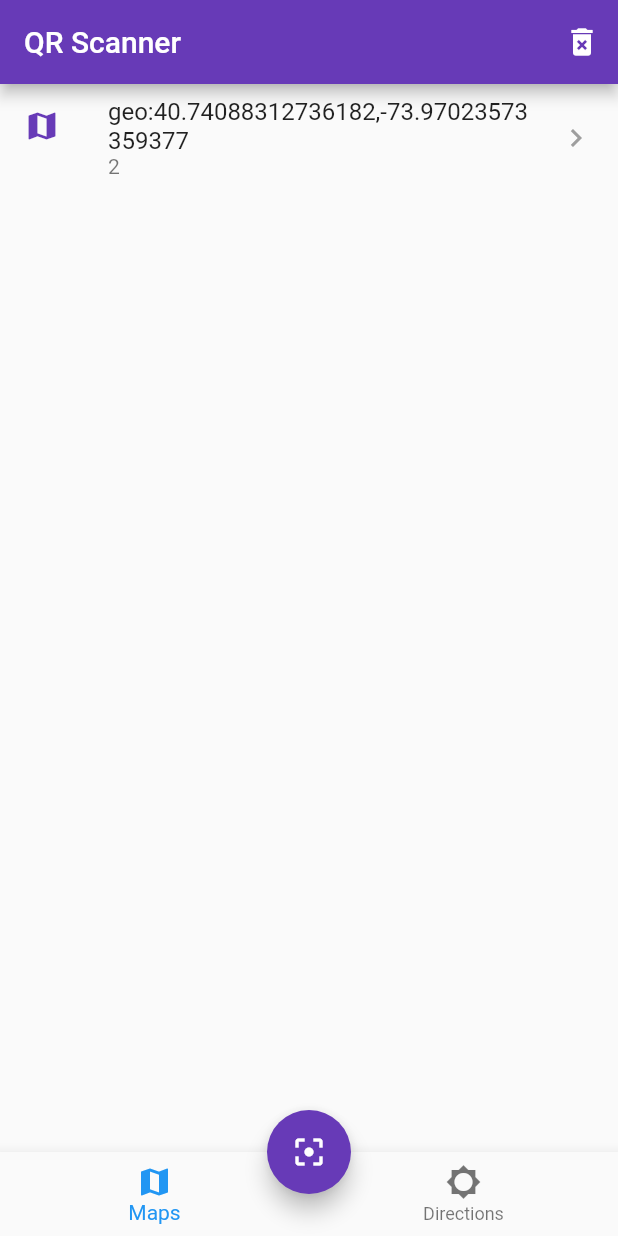
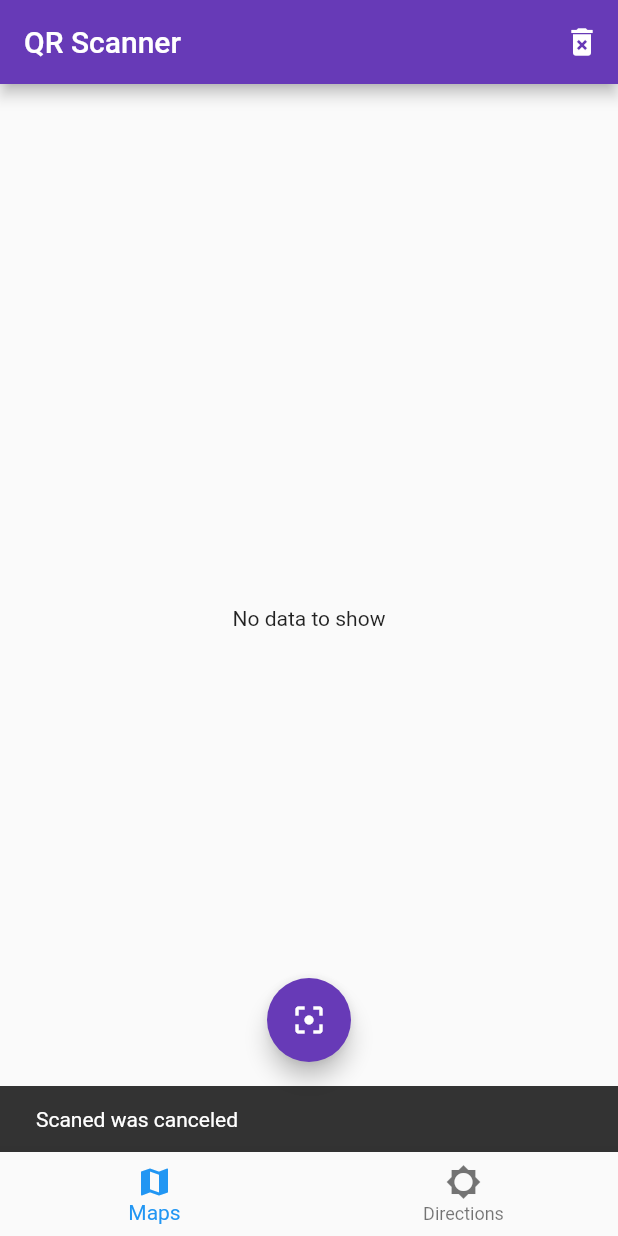
Before and after one commit to CristianRP/qr_reader_app, a Flutter app: the screen it shows after launch, after a tap on the "filter center focus" icon, on a phone screen of 412 x 824 dp. Run offline on Flutter 3.47's test engine with Material 2 defaults, Android fonts, the phone set to English and light mode, and no system bars; our stand-ins replace flutter_map, latlong, sqflite; missing offline and left inert: barcode_scan; accounts and stored records are empty.

Commit message:
20200128 154400

```diff
--- a/lib/src/bloc/scans_bloc.dart
+++ b/lib/src/bloc/scans_bloc.dart
@@ -41,6 +41,11 @@ class ScansBloc with Validator {
     //_scansController.sink.add( [] );
   }
 
+  deleteByType(String type) async {
+    await ScanScript.deleteByType(DBProvider.db.database, type);
+    getScans();
+  }
+
   dispose() {
     _scansController?.close();
   }
--- a/lib/src/data/scripts/scan_script.dart
+++ b/lib/src/data/scripts/scan_script.dart
@@ -61,4 +61,9 @@ class ScanScript {
     final db = await database;
     return await db.delete(ScanModel.TABLE_NAME);
   }
+
+  static Future<int> deleteByType(Future<Database> database, String type) async {
+    final db = await database;
+    return await db.delete(ScanModel.TABLE_NAME, where: '${ScanModel.TYPE} = ?', whereArgs: [type]);
+  }
 }
--- a/lib/src/pages/home_page.dart
+++ b/lib/src/pages/home_page.dart
@@ -1,9 +1,9 @@
 import 'dart:io';
 
+import 'package:barcode_scan/barcode_scan.dart';
 import 'package:flutter/material.dart';
 import 'package:qr_reader_app/src/bloc/scans_bloc.dart';
 import 'package:qr_reader_app/src/data/models/scan_model.dart';
-import 'package:qr_reader_app/src/pages/directions_page.dart';
 import 'package:qr_reader_app/src/pages/maps_page.dart';
 
 import 'package:qr_reader_app/src/providers/db_provider.dart';
@@ -19,18 +19,21 @@ class HomePage extends StatefulWidget {
 class _HomePageState extends State<HomePage> {
 
   final scansBloc = ScansBloc();
+  final _scaffoldKey = GlobalKey<ScaffoldState>();
 
   int currentIndex = 0;
+  String scanType;
 
   @override
   Widget build(BuildContext context) {
     return Scaffold(
+      key: _scaffoldKey,
       appBar: AppBar(
         title: Text('QR Scanner'),
         actions: <Widget>[
           IconButton(
             icon: Icon(Icons.delete_forever),
-            onPressed: scansBloc.deleteAll,
+            onPressed: () => scansBloc.deleteByType(scanType),
           )
         ],
       ),
@@ -50,23 +53,22 @@ class _HomePageState extends State<HomePage> {
     // https://flutter.dev/docs
     // geo:40.74088312736182,-73.97023573359377
 
-    String futureString = 'https://flutter.dev/docs';
+    String futureString;
+    bool hasError;
 
-    //try {
-    //  futureString = await BarcodeScanner.scan();
-    //} catch (e) {
-    //  futureString = e.toString();
-    //}
-    //print('Future String: $futureString');
+    try {
+      futureString = await BarcodeScanner.scan();
+      hasError = false;
+    } catch (e) {
+      futureString = e.toString();
+      hasError = true;
+    }
+    print('Future String: $futureString');
 
-    if (futureString != null) {
+    if (futureString != null && !hasError) {
       final scan = ScanModel(value: futureString);
       //ScanScript.newScan(scan, DBProvider.db.database);
       scansBloc.addScan(scan);
-
-      final scan2 = ScanModel(value: 'geo:40.74088312736182,-73.97023573359377');
-      //ScanScript.newScan(scan, DBProvider.db.database);
-      scansBloc.addScan(scan2);
 
       if ( Platform.isIOS ) {
         Future.delayed(Duration(milliseconds: 750), () {
@@ -75,15 +77,24 @@ class _HomePageState extends State<HomePage> {
       } else {
         utils.launchURL(scan, context);
       }
+    } else {
+      print('No data to save');
+      _scaffoldKey.currentState.showSnackBar(
+        SnackBar(content: Text('Scaned was canceled'))
+      );
     }
 
   }
 
   Widget _callPage(int actualPage) {
     switch (actualPage) {
-      case 0: return MapsPage(scanType: 'geo');
+      case 0:
+        scanType = 'geo';
+        return MapsPage(scanType: scanType);
         break;
-      case 1: return MapsPage(scanType: 'http');
+      case 1:
+        scanType = 'http';
+        return MapsPage(scanType: scanType);
         break;
       default:
         return MapsPage();
```
